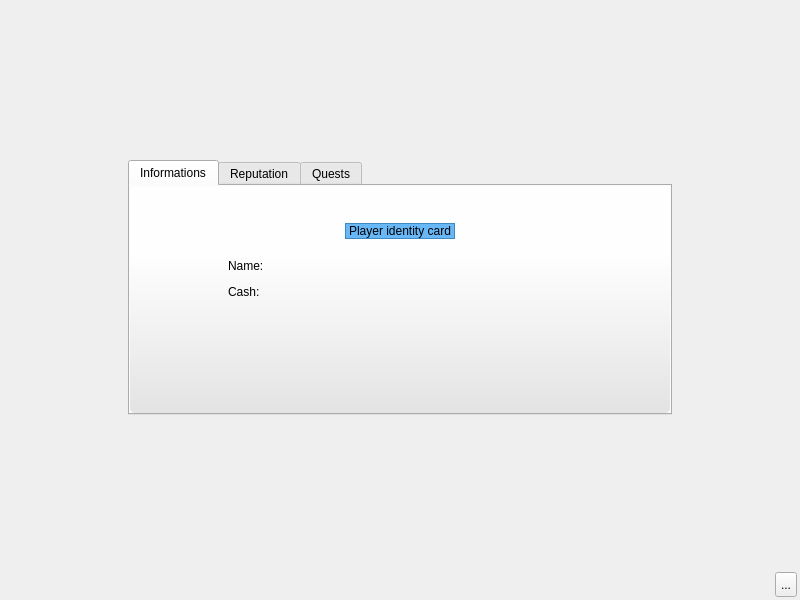
Qt form client/base/interface/BaseWindow.ui (alphaonex86/CatchChallenger) before a commit.
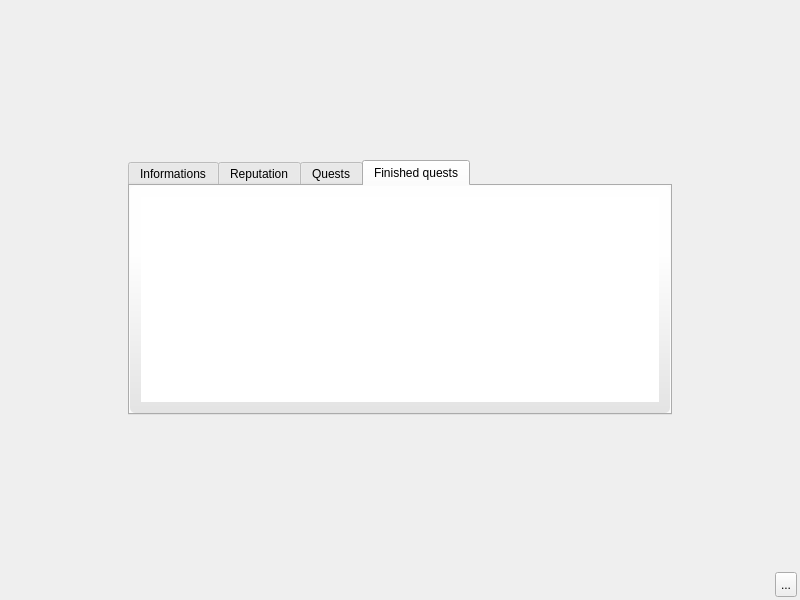
The same form after that commit. The open tabs and pages were chosen to show the change. Icons and pictures are not drawn.

Commit message: [Add] Quest to create a clan (client,server,shared lib)

The edit to the form file:
```diff
--- a/client/base/interface/BaseWindow.ui
+++ b/client/base/interface/BaseWindow.ui
@@ -842,14 +842,14 @@
            <item>
             <widget class="QTabWidget" name="tabWidgetTrainerCard">
              <property name="styleSheet">
-              <string notr="true">#tabWidgetTrainerCardPage2{
+              <string notr="true">#tabWidgetTrainerCardPage4{
 background-color: qlineargradient(spread:pad, x1:0, y1:0.3, x2:0, y2:1, stop:0 rgba(255, 255, 255, 200), stop:1 rgba(221, 221, 221, 200));
 border-color: rgb(204, 204, 204);
 border-radius: 5px;
 }</string>
              </property>
              <property name="currentIndex">
-              <number>0</number>
+              <number>3</number>
              </property>
              <widget class="QWidget" name="tabWidgetTrainerCardPage1">
               <property name="styleSheet">
@@ -1205,6 +1205,23 @@
                </item>
               </layout>
              </widget>
+             <widget class="QWidget" name="tabWidgetTrainerCardPage4">
+              <attribute name="title">
+               <string>Finished quests</string>
+              </attribute>
+              <layout class="QVBoxLayout" name="verticalLayout_28">
+               <item>
+                <widget class="QTextBrowser" name="finishedQuests">
+                 <property name="styleSheet">
+                  <string notr="true">background-image: url(:/images/empty.png);</string>
+                 </property>
+                 <property name="frameShape">
+                  <enum>QFrame::NoFrame</enum>
+                 </property>
+                </widget>
+               </item>
+              </layout>
+             </widget>
             </widget>
            </item>
            <item>
```
Left out of the diff: 2 changed lines with no effect on the pictures. The commit also changes 18 other files.
